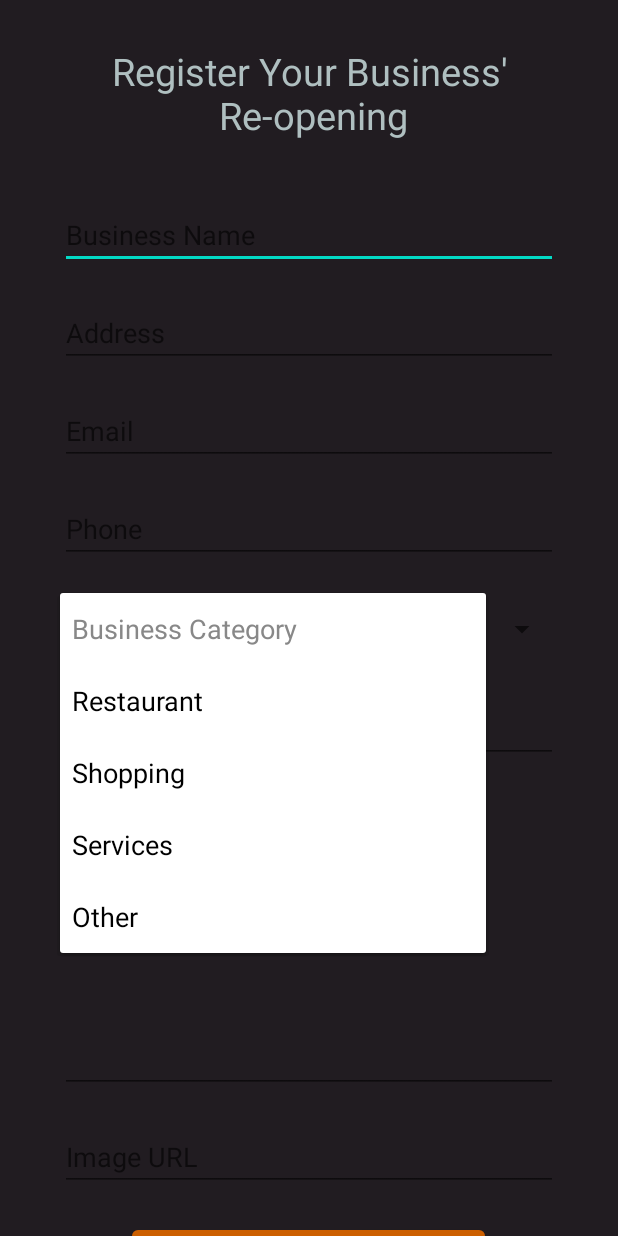
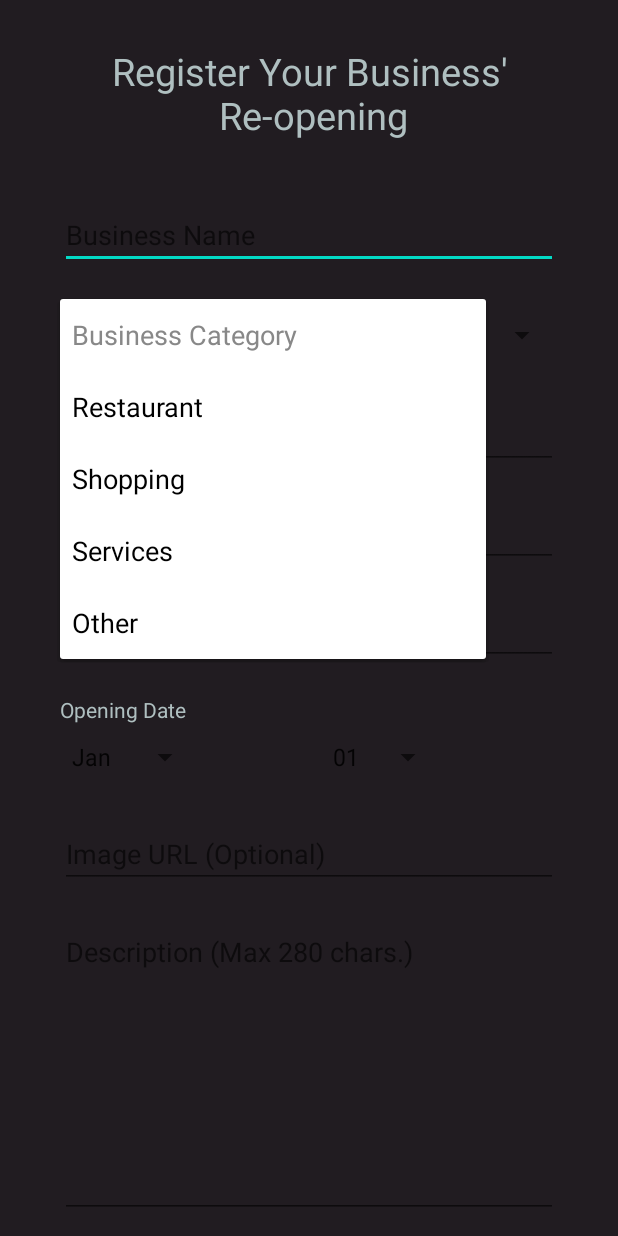
Before and after one commit to jeff-pancho/ReOpen, an Android app: the SignUpActivity screen opened directly, with no data from a screen before it, after a tap on "Business Category", on a phone screen of 412 x 824 dp. Run offline under Robolectric (Android 15) with nearby library versions, the phone set to English and light mode, and no system bars; our stand-ins replace Firebase (no records; nobody signed in at launch, a user with empty details on screens opened directly).

Commit message:
Implemented validation & new strings

```diff
--- a/app/build.gradle
+++ b/app/build.gradle
@@ -42,7 +42,7 @@ dependencies {
     implementation 'androidx.constraintlayout:constraintlayout:2.0.4'
     implementation 'com.google.android.gms:play-services-maps:17.0.0'
     implementation 'me.xdrop:fuzzywuzzy:1.3.1'
-    implementation 'com.google.code.gson:gson:2.8.2'
+    implementation 'com.google.code.gson:gson:2.8.5'
     testImplementation 'junit:junit:4.+'
     androidTestImplementation 'androidx.test.ext:junit:1.1.2'
     androidTestImplementation 'androidx.test.espresso:espresso-core:3.3.0'
--- a/app/src/main/java/com/example/reopen/SignUpActivity.java
+++ b/app/src/main/java/com/example/reopen/SignUpActivity.java
@@ -3,8 +3,10 @@ package com.example.reopen;
 import androidx.annotation.NonNull;
 import androidx.appcompat.app.AppCompatActivity;
 
+import android.content.Intent;
 import android.graphics.Color;
 import android.os.Bundle;
+import android.text.TextUtils;
 import android.view.View;
 import android.view.ViewGroup;
 import android.widget.ArrayAdapter;
@@ -28,7 +30,8 @@ public class SignUpActivity extends AppCompatActivity {
     EditText businessEmail;
     EditText businessPhone;
     Spinner businessCategory;
-    EditText businessOpenDate;
+    Spinner businessMonthSpinner;
+    Spinner businessDaySpinner;
     EditText businessDescription;
     EditText businessImageURL;
     Button addListing;
@@ -44,9 +47,51 @@ public class SignUpActivity extends AppCompatActivity {
         String email = businessEmail.getText().toString().trim();
         String phone = businessPhone.getText().toString().trim();
         String category = businessCategory.getSelectedItem().toString().trim();
-        String openDate = businessOpenDate.getText().toString().trim();
+        String open_month = businessMonthSpinner.getSelectedItem().toString().trim();
+        String open_day = businessDaySpinner.getSelectedItem().toString().trim();
+        String openDate =  open_month + " " + open_day;
         String description = businessDescription.getText().toString().trim();
         String imageURL = businessImageURL.getText().toString().trim();
+
+
+        if (location == null) {
+            Toast.makeText(this, "The address you entered is not valid!", Toast.LENGTH_LONG).show();
+            return;
+        }
+
+        if (open_month.equals("Feb")) {
+            if (open_day.equals("30") || open_day.equals("31")) {
+                Toast.makeText(this, "Date is not valid.", Toast.LENGTH_LONG).show();
+                return;
+            }
+        }
+
+        if (open_month.equals("Apr") || open_month.equals("Jun")
+                || open_month.equals("Sep") || open_month.equals("Nov")) {
+            if (open_day.equals("31")) {
+                Toast.makeText(this, "Date is not valid.", Toast.LENGTH_LONG).show();
+                return;
+            }
+        }
+
+        if (category.equals("Business Category")) {
+            Toast.makeText(this, "Please select a category for your business", Toast.LENGTH_LONG).show();
+            return;
+        }
+
+
+        if (TextUtils.isEmpty(name) || TextUtils.isEmpty(address)
+                || TextUtils.isEmpty(email) || TextUtils.isEmpty(phone)
+                || TextUtils.isEmpty(description)) {
+            Toast.makeText(this, "Must enter information in all fields.", Toast.LENGTH_LONG).show();
+            return;
+        }
+
+        if(description.length() > 280) {
+            Toast.makeText(this, "Description must be under 280 chars.", Toast.LENGTH_LONG).show();
+            return;
+        }
+
 
         String id = databaseListings.push().getKey();
 
@@ -67,9 +112,11 @@ public class SignUpActivity extends AppCompatActivity {
                 businessEmail.setText("");
                 businessPhone.setText("");
                 businessCategory.setSelection(0);
-                businessOpenDate.setText("");
                 businessDescription.setText("");
                 businessImageURL.setText("");
+
+                Intent intent = new Intent(SignUpActivity.this, MainActivity.class);
+                startActivity(intent);
             }
         });
 
@@ -93,7 +140,8 @@ public class SignUpActivity extends AppCompatActivity {
         businessEmail = findViewById(R.id.sign_up_email);
         businessPhone = findViewById(R.id.sign_up_phone);
         businessCategory = findViewById(R.id.category_spinner);
-        businessOpenDate = findViewById(R.id.sign_up_date);
+        businessMonthSpinner = findViewById(R.id.month_spinner);
+        businessDaySpinner = findViewById(R.id.day_spinner);
         businessDescription = findViewById(R.id.sign_up_description);
         businessImageURL = findViewById(R.id.sign_up_image_url);
 
--- a/app/src/main/res/layout/activity_signup.xml
+++ b/app/src/main/res/layout/activity_signup.xml
@@ -31,6 +31,12 @@
                 android:hint="@string/business_name"
                 android:textColor="@color/reOpen3" />
 
+            <Spinner
+                android:id="@+id/category_spinner"
+                style="@style/TextPrompt"
+                android:layout_marginVertical="10dp"
+                android:textColor="@color/reOpen3" />
+
             <EditText
                 android:id="@+id/sign_up_address"
                 style="@style/TextPrompt"
@@ -55,19 +61,42 @@
                 android:hint="@string/business_phone"
                 android:textColor="@color/reOpen3"/>
 
-            <Spinner
-                android:id="@+id/category_spinner"
-                style="@style/TextPrompt"
-                android:layout_marginVertical="10dp"
-                android:textColor="@color/reOpen3" />
-
-            <EditText
+            <TextView
                 android:id="@+id/sign_up_date"
                 style="@style/TextPrompt"
                 android:layout_marginVertical="10dp"
-                android:inputType="date"
-                android:hint="@string/business_date"
+                android:layout_gravity="center"
+                android:text="@string/business_date"
                 android:textColor="@color/reOpen3"/>
+
+            <LinearLayout
+                android:layout_width="match_parent"
+                android:layout_height="wrap_content">
+
+                <Spinner
+                    android:id="@+id/month_spinner"
+                    style="@style/TextPrompt"
+                    android:entries="@array/months_spinner_items"
+                    android:layout_width="wrap_content"
+                    android:layout_marginVertical="10dp"
+                    android:textColor="@color/reOpen3" />
+
+                <Spinner
+                    android:id="@+id/day_spinner"
+                    style="@style/TextPrompt"
+                    android:entries="@array/days_spinner_items"
+                    android:layout_width="wrap_content"
+                    android:layout_marginVertical="10dp"
+                    android:textColor="@color/reOpen3" />
+            </LinearLayout>
+
+            <EditText
+                android:id="@+id/sign_up_image_url"
+                style="@style/TextPrompt"
+                android:layout_marginVertical="10dp"
+                android:inputType="textUri"
+                android:hint="@string/business_image_url"
+                android:textColor="@color/reOpen3" />
 
             <EditText
                 android:id="@+id/sign_up_description"
@@ -78,14 +107,6 @@
                 android:inputType="textMultiLine"
                 android:hint="@string/business_description"
                 android:textColor="@color/reOpen3"/>
-
-            <EditText
-                android:id="@+id/sign_up_image_url"
-                style="@style/TextPrompt"
-                android:layout_marginVertical="10dp"
-                android:inputType="textUri"
-                android:hint="@string/business_image_url"
-                android:textColor="@color/reOpen3" />
 
             <Button
                 android:id="@+id/sign_up_button"
--- a/app/src/main/res/values/strings.xml
+++ b/app/src/main/res/values/strings.xml
@@ -15,6 +15,7 @@
     <string name="address_line">Address: </string>
     <string name="phone_number">Phone Number: </string>
     <string name="opening_date">Opening Date: </string>
+
     <!-- Strings for register/login -->
     <string name="login_title">LOGIN</string>
     <string name="email">Email</string>
@@ -29,9 +30,9 @@
     <string name="business_address">Address</string>
     <string name="business_email">Email</string>
     <string name="business_phone">Phone</string>
-    <string name="business_date">Sign up date eg. May 23 2021</string>
-    <string name="business_description">Description…\n\n\n\n\n\n\n\n</string>
-    <string name="business_image_url">Image URL</string>
+    <string name="business_date">Opening Date</string>
+    <string name="business_description">Description (Max 280 chars.)\n\n\n\n</string>
+    <string name="business_image_url">Image URL (Optional)</string>
 
     <!-- Strings for sign up spinner -->
     <!-- Note: These strings are passed to database for "category" type.-->
@@ -42,4 +43,56 @@
         <item>Services</item>
         <item>Other</item>
     </string-array>
+
+    <!-- Months that are in spinner.-->
+    <string-array name="months_spinner_items">
+        <item>Jan</item>
+        <item>Feb</item>
+        <item>Mar</item>
+        <item>Apr</item>
+        <item>May</item>
+        <item>Jun</item>
+        <item>Jul</item>
+        <item>Aug</item>
+        <item>Sep</item>
+        <item>Oct</item>
+        <item>Nov</item>
+        <item>Dec</item>
+    </string-array>
+
+    <!-- Days that are in spinner.-->
+    <string-array name="days_spinner_items">
+        <item>01</item>
+        <item>02</item>
+        <item>03</item>
+        <item>04</item>
+        <item>05</item>
+        <item>06</item>
+        <item>07</item>
+        <item>08</item>
+        <item>09</item>
+        <item>10</item>
+        <item>11</item>
+        <item>12</item>
+        <item>13</item>
+        <item>14</item>
+        <item>15</item>
+        <item>16</item>
+        <item>17</item>
+        <item>18</item>
+        <item>19</item>
+        <item>20</item>
+        <item>21</item>
+        <item>22</item>
+        <item>23</item>
+        <item>24</item>
+        <item>25</item>
+        <item>26</item>
+        <item>27</item>
+        <item>28</item>
+        <item>29</item>
+        <item>30</item>
+        <item>31</item>
+    </string-array>
+
 </resources>
```
